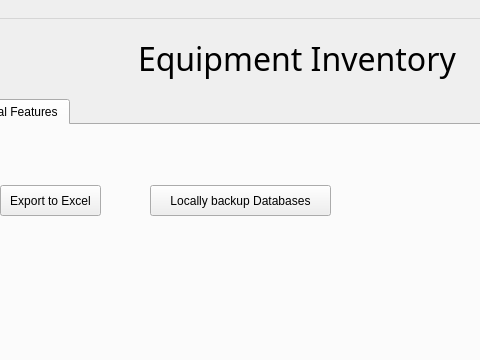
EranYonai/Auto-Baseline, file Code/inventory.ui: the form before one commit; both pictures show x 192 to 672 and y 0 to 360 of the 1042 by 1041 pixel window.
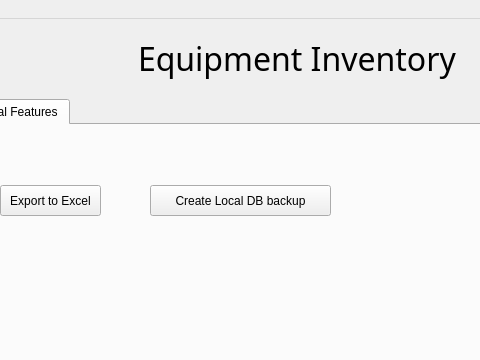
The form after the commit. The open tabs and pages were chosen to show the change.

Commit message:
create_local_backup function added!
User can now make a local copy of the existing dbs.
Under additional tab.

```diff
--- a/Code/inventory.ui
+++ b/Code/inventory.ui
@@ -5081,7 +5081,7 @@
        </rect>
       </property>
       <property name="text">
-       <string>Locally backup Databases</string>
+       <string>Create Local DB backup</string>
       </property>
      </widget>
      <widget class="QComboBox" name="comboBox">
```
The commit also changes 2 other files.
